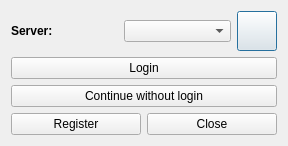
Before: the Qt Designer form dlg_ConnectionManager.ui in LESPROJEKT/qgis-layman-plugin, drawn with Qt 5.
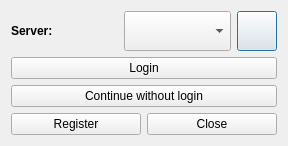
After: the same form once the commit is applied. Icons and pictures are not drawn.

```diff
--- a/dlg_ConnectionManager.ui
+++ b/dlg_ConnectionManager.ui
@@ -29,7 +29,20 @@
       </widget>
      </item>
      <item>
-      <widget class="QComboBox" name="comboBox_server"/>
+      <widget class="QComboBox" name="comboBox_server">
+       <property name="minimumSize">
+        <size>
+         <width>0</width>
+         <height>40</height>
+        </size>
+       </property>
+       <property name="maximumSize">
+        <size>
+         <width>16777215</width>
+         <height>40</height>
+        </size>
+       </property>
+      </widget>
      </item>
      <item>
       <widget class="QPushButton" name="pushButton_Add">
```
